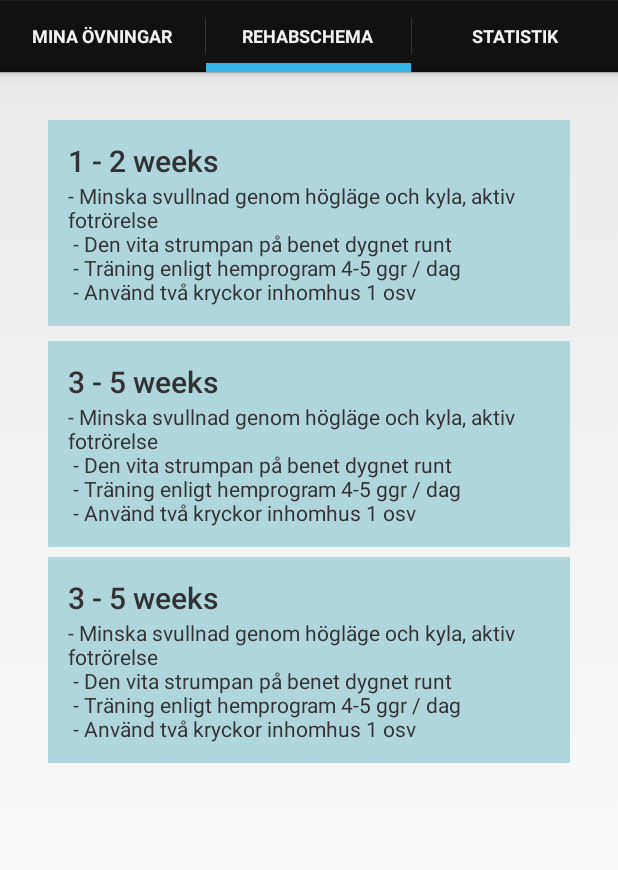
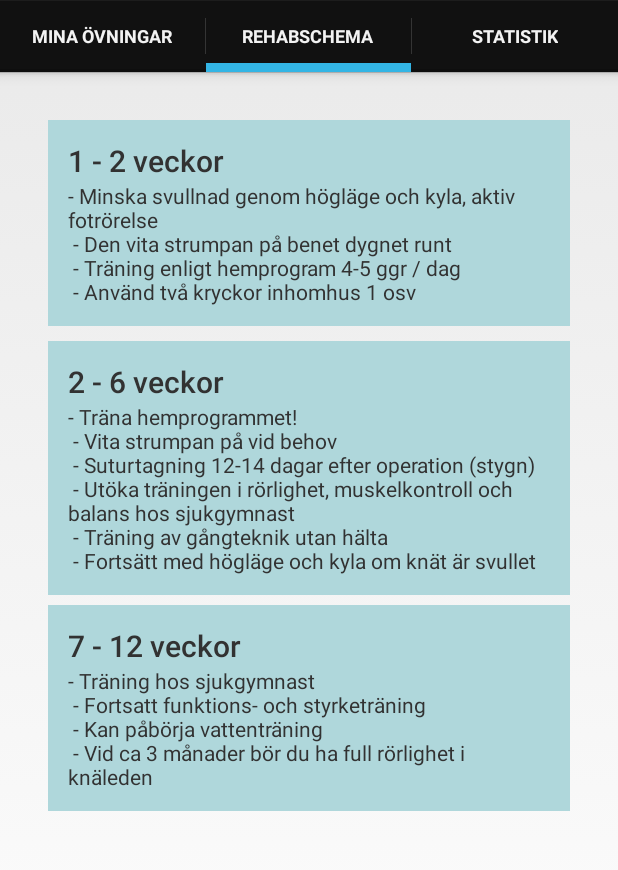
Before and after one commit to mbark/rehappilitering, an Android app: the screen it shows after launch (MainActivity), tab 2 chosen, on a phone screen of 412 x 824 dp, the part 72-942 px from its top. Run offline under Robolectric (Android 15) with nearby library versions, the phone set to English and light mode, and no system bars.

Commit message:
Add non-dummy data to agenda and make scrollable

```diff
--- a/app/src/main/res/layout/activity_view_schedule.xml
+++ b/app/src/main/res/layout/activity_view_schedule.xml
@@ -1,3 +1,7 @@
+<ScrollView
+    xmlns:android="http://schemas.android.com/apk/res/android"
+    android:layout_width="fill_parent"
+    android:layout_height="fill_parent">
     <FrameLayout xmlns:android="http://schemas.android.com/apk/res/android"
         xmlns:tools="http://schemas.android.com/tools" android:layout_width="match_parent"
         android:layout_height="match_parent" android:paddingLeft="@dimen/activity_horizontal_margin"
@@ -27,7 +31,7 @@
                     android:layout_width="wrap_content"
                     android:layout_height="wrap_content"
                     android:id="@+id/text1"
-                android:text="@string/schedule_1_2"
+                    android:text="@string/schedule_1"
                     android:textStyle="bold"
                     android:textSize="20sp"
                     android:textIsSelectable="false"
@@ -37,7 +41,7 @@
                     android:layout_width="wrap_content"
                     android:layout_height="wrap_content"
                     android:id="@+id/text2"
-                android:text="@string/schedule_1_2_text"
+                    android:text="@string/schedule_1_text"
                     android:textStyle="bold"
                     android:textSize="14sp"
                     android:textIsSelectable="false"
@@ -55,7 +59,7 @@
                 <TextView
                     android:layout_width="wrap_content"
                     android:layout_height="wrap_content"
-                android:text="@string/schedule_3_5"
+                    android:text="@string/schedule_2"
                     android:textStyle="bold"
                     android:textSize="20sp"
                     android:textIsSelectable="false"
@@ -64,7 +68,7 @@
                 <TextView
                     android:layout_width="wrap_content"
                     android:layout_height="wrap_content"
-                android:text="@string/schedule_3_5_text"
+                    android:text="@string/schedule_2_text"
                     android:textStyle="bold"
                     android:textSize="14sp"
                     android:textIsSelectable="false"
@@ -72,7 +76,7 @@
             </LinearLayout>
 
             <LinearLayout
-            android:layout_width="wrap_content"
+                android:layout_width="match_parent"
                 android:layout_height="wrap_content"
                 android:background="@color/blue_light"
                 android:orientation="vertical"
@@ -82,7 +86,7 @@
                 <TextView
                     android:layout_width="wrap_content"
                     android:layout_height="wrap_content"
-                android:text="@string/schedule_3_5"
+                    android:text="@string/schedule_3"
                     android:textStyle="bold"
                     android:textSize="20sp"
                     android:textIsSelectable="false"
@@ -91,12 +95,14 @@
                 <TextView
                     android:layout_width="wrap_content"
                     android:layout_height="wrap_content"
-                android:text="@string/schedule_3_5_text"
+                    android:text="@string/schedule_3_text"
                     android:textStyle="bold"
                     android:textSize="14sp"
                     android:textIsSelectable="false"
                     android:fontFamily="sans-serif-thin" />
             </LinearLayout>
+
         </LinearLayout>
 
     </FrameLayout>
+</ScrollView>
--- a/app/src/main/res/values/strings.xml
+++ b/app/src/main/res/values/strings.xml
@@ -19,20 +19,30 @@
     <string name="title_activity_evaluate">Evaluate</string>
     <string name="hello_blank_fragment">Hello blank fragment</string>
 
-    <string name="schedule_1_2">1 - 2 weeks</string>
-    <string name="schedule_1_2_text">
+    <string name="schedule_1">1 - 2 veckor</string>
+    <string name="schedule_1_text">
         - Minska svullnad genom högläge och kyla, aktiv fotrörelse\n
         - Den vita strumpan på benet dygnet runt\n
         - Träning enligt hemprogram 4-5 ggr / dag\n
         - Använd två kryckor inhomhus 1 osv
     </string>
 
-    <string name="schedule_3_5">3 - 5 weeks</string>
-    <string name="schedule_3_5_text">
-        - Minska svullnad genom högläge och kyla, aktiv fotrörelse\n
-        - Den vita strumpan på benet dygnet runt\n
-        - Träning enligt hemprogram 4-5 ggr / dag\n
-        - Använd två kryckor inhomhus 1 osv
+    <string name="schedule_2">2 - 6 veckor</string>
+    <string name="schedule_2_text">
+        - Träna hemprogrammet!\n
+        - Vita strumpan på vid behov\n
+        - Suturtagning 12-14 dagar efter operation (stygn)\n
+        - Utöka träningen i rörlighet, muskelkontroll och balans hos sjukgymnast\n
+        - Träning av gångteknik utan hälta\n
+        - Fortsätt med högläge och kyla om knät är svullet
+    </string>
+
+    <string name="schedule_3">7 - 12 veckor</string>
+    <string name="schedule_3_text">
+        - Träning hos sjukgymnast\n
+        - Fortsatt funktions- och styrketräning\n
+        - Kan påbörja vattenträning\n
+        - Vid ca 3 månader bör du ha full rörlighet i knäleden
     </string>
 
 </resources>
```
Lines whose indentation alone changed are shown as unchanged.
